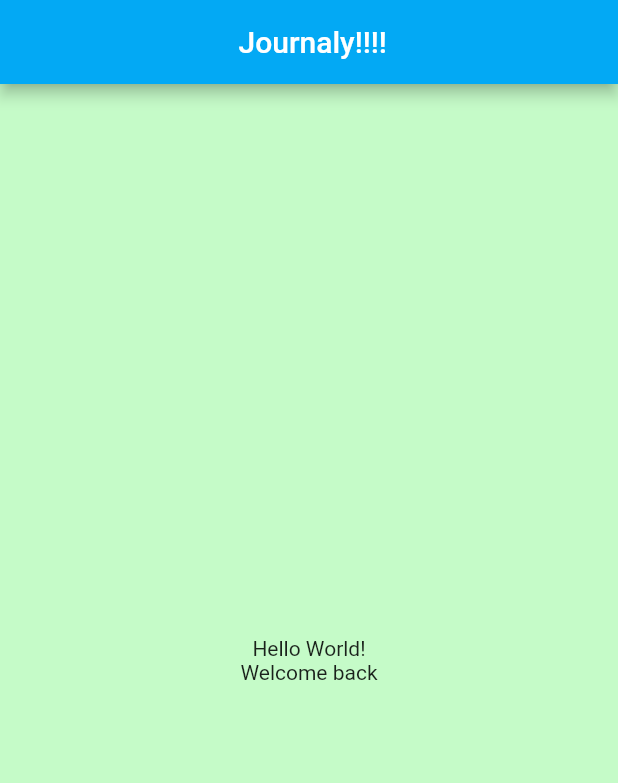
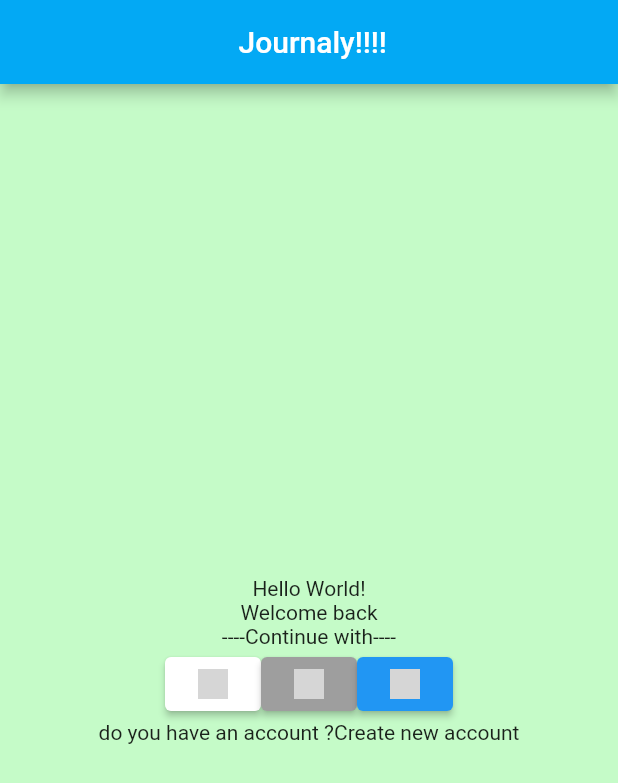
Before and after one commit to 4shahad/AmeenApp, a Flutter app: the screen it shows after launch, on a phone screen of 412 x 824 dp. Shown: the top 783 px of the screen. Run offline on Flutter 3.47's test engine with Material 2 defaults, Android fonts, the phone set to English and light mode, and no system bars; grey boxes are pictures that could not be loaded.

Commit message:
CreateAccount

```diff
--- a/lib/createAccount.dart
+++ b/lib/createAccount.dart
@@ -1 +1,59 @@
 import 'package:flutter/material.dart';
+
+class CreateAccount extends StatelessWidget {
+  const CreateAccount({
+    super.key,
+  });
+
+  @override
+  Widget build(BuildContext context) {
+    return Column(
+      children: [
+        Row(
+          mainAxisAlignment: MainAxisAlignment.center,
+          children: const [
+            Text('----'),
+            Text('Continue with'),
+            Text('----'),
+          ],
+        ),
+        Row(
+          mainAxisAlignment: MainAxisAlignment.center,
+          children: [
+            ElevatedButton(
+              style: ElevatedButton.styleFrom(backgroundColor: Colors.white),
+              onPressed: () => {print("Sign in")},
+              child: Container(
+                  width: 20,
+                  height: 20,
+                  child: Image.asset('images/google.png')),
+            ),
+            ElevatedButton(
+              style: ElevatedButton.styleFrom(backgroundColor: Colors.grey),
+              onPressed: () => {print("Sign in")},
+              child: Container(
+                  width: 20,
+                  height: 20,
+                  child: Image.asset('images/apple.png')),
+            ),
+            ElevatedButton(
+              style: ElevatedButton.styleFrom(backgroundColor: Colors.blue),
+              onPressed: () => {print("Sign in")},
+              child: Container(
+                  width: 20,
+                  height: 20,
+                  child: Image.asset('images/facebook.png')),
+            ),
+          ],
+        ),
+        Row(
+          mainAxisAlignment: MainAxisAlignment.center,
+          children: [
+            Text('do you have an account ?'),
+            Text('Create new account'),
+          ],
+        )
+      ],
+    );
+  }
+}
--- a/lib/main.dart
+++ b/lib/main.dart
@@ -24,6 +24,7 @@ class MainApp extends StatelessWidget {
             mainAxisAlignment: MainAxisAlignment.center,
             children: [
               Intro(),
+              CreateAccount(),
             ],
           ),
         ),
```
